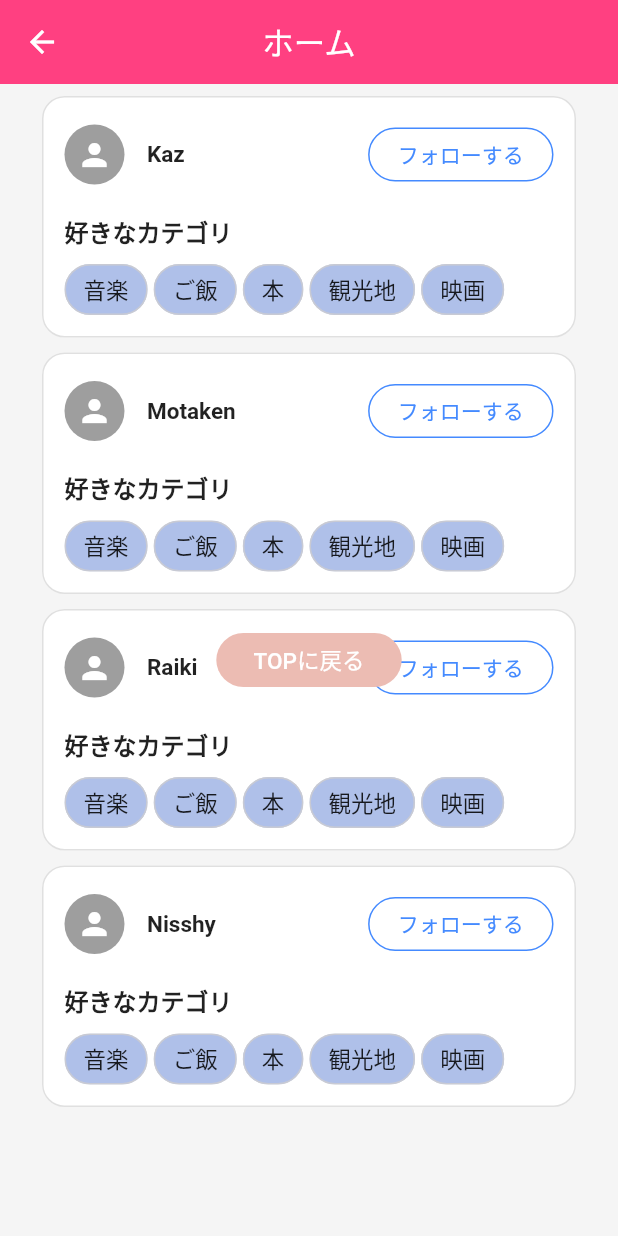
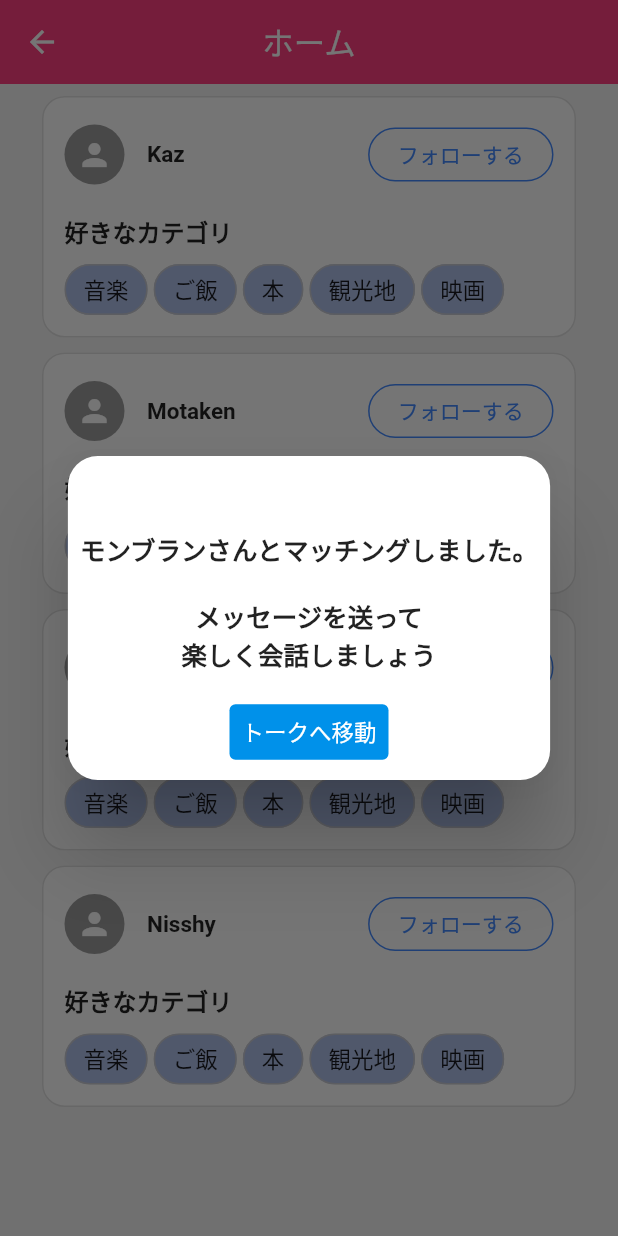
Before and after one commit to Team-Ganju/favoritism_communication, a Flutter app: the HomeView screen opened by its route, on a phone screen of 412 x 824 dp. Run offline on Flutter 3.47's test engine with Material 2 defaults, Android fonts, the phone set to English and light mode, and no system bars; drawn by our look-alikes of pull_to_refresh; our stand-ins replace flutter_form_builder, form_builder_validators, get.

Commit message:
ダイアログを表示（現状では文字列のみ）

```diff
--- a/lib/app/components/pages/home/views/home_view.dart
+++ b/lib/app/components/pages/home/views/home_view.dart
@@ -12,6 +12,35 @@ class HomeView extends GetView<HomeController> {
 
   @override
   Widget build(BuildContext context) {
+    Follower follower;
+    Future.delayed(
+        Duration.zero,
+        () => {
+              follower = fetchFirstMatchedFollower(),
+              Get.defaultDialog(
+                  title: "",
+                  middleText: "",
+                  content: Column(
+                    children: [
+                      Text(
+                          "${follower.userName}さんとマッチングしました。\n\nメッセージを送って\n楽しく会話しましょう",
+                          textAlign: TextAlign.center,
+                          style: const TextStyle(fontWeight: FontWeight.bold)),
+                    ],
+                  ),
+                  actions: [
+                    TextButton(
+                      style: TextButton.styleFrom(
+                          backgroundColor: const Color(0xff0091ea)),
+                      onPressed: () => {
+                        // todo トークへ移動
+                      },
+                      child: const Text("トークへ移動",
+                          style: TextStyle(color: Colors.white)),
+                    )
+                  ])
+            });
+
     return Scaffold(
       backgroundColor: Colors.grey[100],
       appBar: const NavBar(
@@ -105,4 +134,15 @@ class HomeView extends GetView<HomeController> {
       ),
     );
   }
+
+  Follower fetchFirstMatchedFollower() {
+    return const Follower("001", "モンブラン");
+  }
 }
+
+class Follower {
+  final String userId;
+  final String userName;
+
+  const Follower(this.userId, this.userName);
+}
```
